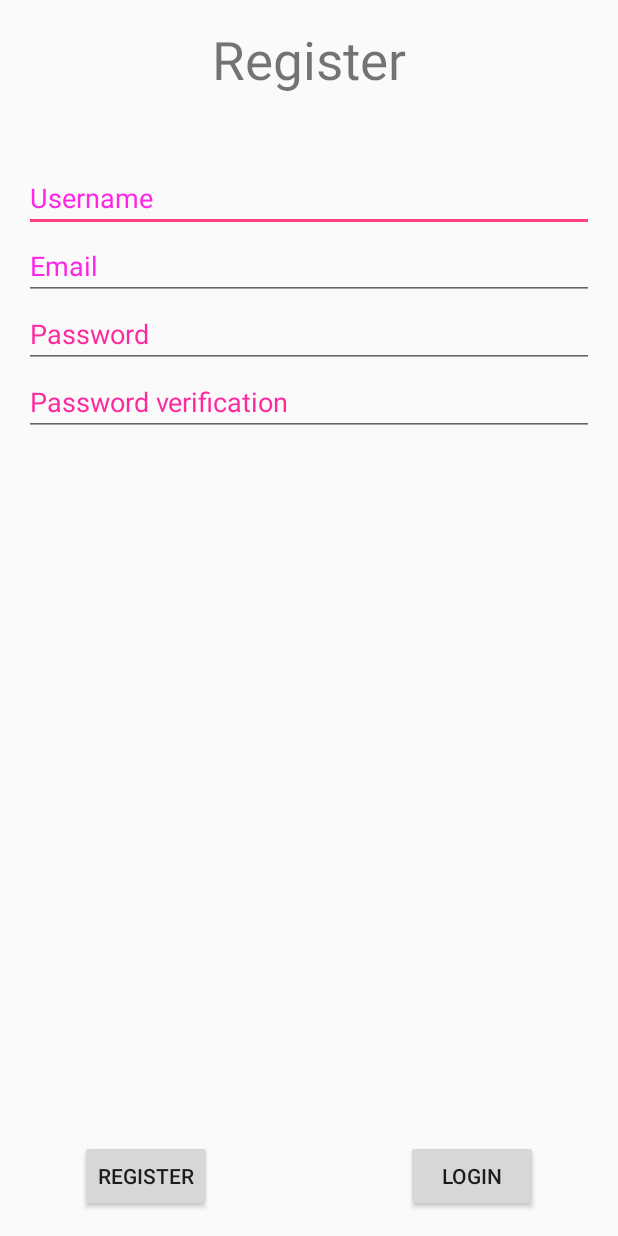
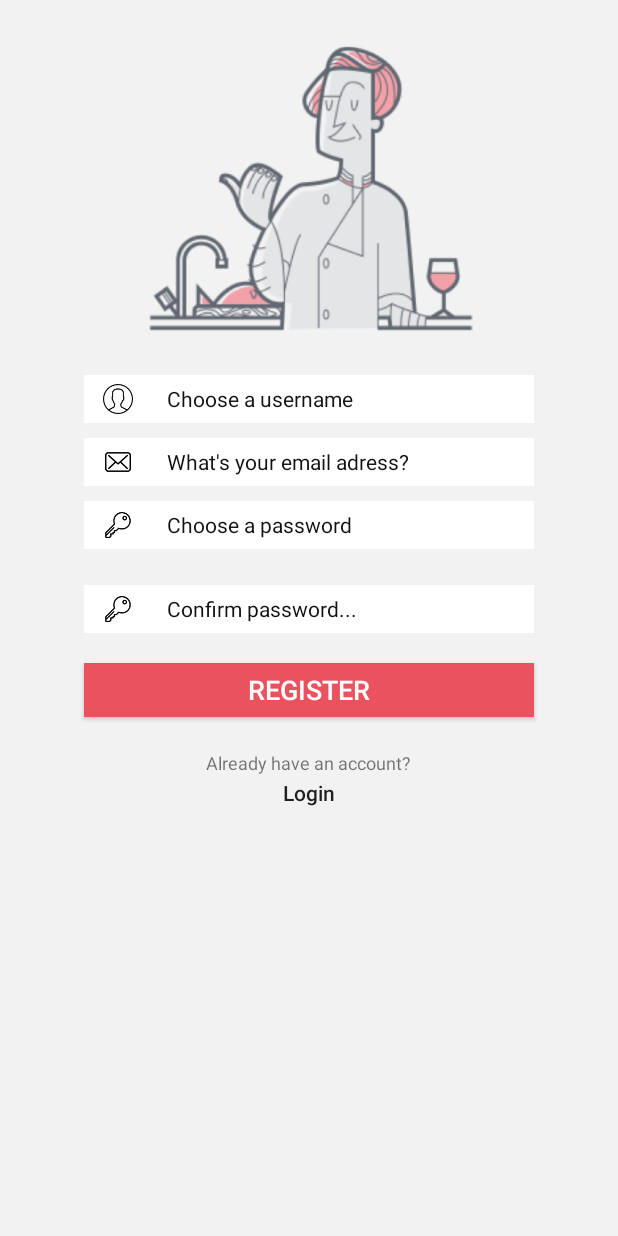
Before and after one commit to LouisLoode/android-yummytime, an Android app: the RegisterActivity screen opened directly, with no data from a screen before it, on a phone screen of 412 x 824 dp. Run offline under Robolectric (Android 15) with nearby library versions, the phone set to English and light mode, and no system bars; our stand-ins replace ButterKnife, Volley.

Commit message:
Update views for splash, login and register

```diff
--- a/app/src/main/res/layout/activity_register.xml
+++ b/app/src/main/res/layout/activity_register.xml
@@ -1,92 +1,209 @@
 <?xml version = "1.0" encoding = "utf-8"?>
 <RelativeLayout xmlns:android = "http://schemas.android.com/apk/res/android"
-xmlns:tools = "http://schemas.android.com/tools" android:layout_width="match_parent"
-android:layout_height = "match_parent" android:paddingLeft= "@dimen/activity_horizontal_margin"
+xmlns:tools = "http://schemas.android.com/tools"
+    android:layout_width="match_parent"
+    android:layout_height = "match_parent"
+    android:paddingLeft= "@dimen/activity_horizontal_margin"
     android:paddingRight = "@dimen/activity_horizontal_margin"
     android:paddingTop = "@dimen/activity_vertical_margin"
-android:paddingBottom = "@dimen/activity_vertical_margin" tools:context = ".RegisterActivity">
+    android:paddingBottom = "@dimen/activity_vertical_margin"
+    android:background="#F2F2F2"
+    tools:context = ".RegisterActivity">
 
-<TextView android:text = "Register" android:layout_width="wrap_content"
-    android:layout_height = "wrap_content"
-    android:id = "@+id/textview"
-    android:textSize = "35dp"
-    android:layout_alignParentTop = "true"
-    android:layout_centerHorizontal = "true" />
+    <!-- future place de l'illu -->
 
-<EditText
-    android:layout_width = "wrap_content"
-    android:layout_height = "wrap_content"
-    android:inputType= "textNoSuggestions"
-    android:id = "@+id/input_username"
-    android:hint = "Username"
-    android:focusable = "true"
-    android:textColorHighlight = "#ff7eff15"
-    android:textColorHint = "#ffff25e6"
-    android:layout_marginTop = "46dp"
-    android:layout_below = "@+id/textview"
-    android:layout_alignParentLeft = "true"
-    android:layout_alignParentStart = "true"
-    android:layout_alignParentRight = "true"
-    android:layout_alignParentEnd = "true" />
 
-<EditText
-    android:layout_width = "wrap_content"
-    android:layout_height = "wrap_content"
-    android:inputType= "textEmailAddress"
-    android:id = "@+id/input_email"
-    android:hint = "Email"
-    android:focusable = "true"
-    android:textColorHighlight = "#ff7eff15"
-    android:textColorHint = "#ffff25e6"
-    android:layout_below = "@+id/input_username"
-    android:layout_alignParentLeft = "true"
-    android:layout_alignParentStart = "true"
-    android:layout_alignParentRight = "true"
-    android:layout_alignParentEnd = "true" />
+    <!-- champs username -->
+
+    <ImageView
+        android:layout_width="45dp"
+        android:layout_height="32dp"
+        android:src="@drawable/usert"
+        android:id="@+id/icn_user_bis"
+        android:background="@android:color/white"
+        android:layout_below="@+id/future_image_bis"
+        android:layout_alignStart="@+id/future_image_bis"
+        android:layout_marginTop="20dp"
+        android:paddingTop="6dp"
+        android:paddingBottom="6dp" />
 
 
     <EditText
+        android:layout_width = "260dp"
+        android:layout_height = "32dp"
+        android:inputType= "textNoSuggestions"
+        android:id = "@+id/input_username"
+
+        android:hint = "Choose a username"
+        android:background="@android:color/white"
+        android:focusable = "true"
+        android:textColorHighlight = "#EA525F"
+        android:textColorHint = "#111111"
+        android:textSize="14dp"
+
+        android:paddingLeft="10dp"
+        android:layout_alignTop="@+id/icn_user_bis"
+        android:layout_toEndOf="@+id/icn_user_bis"
+        android:layout_alignEnd="@+id/future_image_bis"
+
+        />
+
+
+    <!-- champs mail -->
+
+    <ImageView
+        android:layout_width="45dp"
+        android:layout_height="32dp"
+        android:src="@drawable/mailt"
+        android:id="@+id/icn_mail"
+
+        android:background="@android:color/white"
+        android:layout_below="@+id/icn_user_bis"
+        android:layout_alignStart="@+id/icn_user_bis"
+        android:layout_marginTop="10dp"
+        android:paddingTop="7dp"
+        android:paddingBottom="7dp" />
+
+    <EditText
+        android:layout_width = "260dp"
+        android:layout_height = "32dp"
+        android:inputType= "textEmailAddress"
+        android:id = "@+id/input_email"
+        android:background="@android:color/white"
+
+        android:textSize="14dp"
+        android:paddingLeft="10dp"
+        android:hint = "What's your email adress?"
+        android:focusable = "true"
+        android:textColorHighlight = "#EA525F"
+        android:textColorHint = "#111111"
+        android:layout_alignTop="@+id/icn_mail"
+        android:layout_toEndOf="@+id/icn_mail"
+        android:layout_alignEnd="@+id/future_image_bis" />
+
+
+    <!-- champs password -->
+
+    <ImageView
+        android:layout_width="45dp"
+        android:layout_height="32dp"
+        android:src="@drawable/keyt"
+        android:id="@+id/icn_pass_bis"
+
+        android:background="@android:color/white"
+        android:layout_below="@+id/icn_mail"
+        android:layout_alignStart="@+id/icn_mail"
+        android:layout_marginTop="10dp"
+        android:paddingTop="7dp"
+        android:paddingBottom="7dp" />
+
+    <EditText
+        android:layout_width="260dp"
+        android:layout_height="32dp"
+        android:inputType="textPassword"
+        android:id="@+id/input_password"
+        android:background="@android:color/white"
+
+        android:textColorHint="#111111"
+        android:textColorHighlight = "#EA525F"
+        android:paddingLeft="10dp"
+        android:textSize="14dp"
+        android:hint="Choose a password"
+        android:fontFamily="sans-serif"
+        android:focusable = "true"
+
+        android:layout_alignTop="@+id/icn_pass_bis"
+        android:layout_toEndOf="@+id/icn_pass_bis"
+        android:layout_alignEnd="@+id/future_image_bis" />
+
+
+    <!-- verification -->
+
+    <ImageView
+        android:layout_width="45dp"
+        android:layout_height="32dp"
+        android:src="@drawable/keyt"
+        android:id="@+id/icn_pass_bis_2"
+
+        android:background="@android:color/white"
+        android:paddingTop="7dp"
+        android:paddingBottom="7dp"
+        android:layout_marginTop="24dp"
+        android:layout_below="@+id/icn_pass_bis"
+        android:layout_alignStart="@+id/icn_pass_bis" />
+
+    <EditText
+        android:layout_width="400dp"
+        android:layout_height="32dp"
+        android:inputType="textPassword"
+        android:id="@+id/input_password_verif"
+        android:background="@android:color/white"
+
+        android:textColorHint="#111111"
+        android:textColorHighlight = "#EA525F"
+        android:paddingLeft="10dp"
+        android:textSize="14dp"
+        android:hint="Confirm password..."
+        android:fontFamily="sans-serif"
+        android:focusable = "true"
+
+        android:layout_alignTop="@+id/icn_pass_bis_2"
+        android:layout_toEndOf="@+id/icn_pass_bis_2"
+        android:layout_alignEnd="@+id/future_image_bis" />
+
+
+    <!-- Btn register -->
+
+    <Button
+        android:layout_width="300dp"
+        android:layout_height="36dp"
+        android:text="@string/register"
+        android:background="#EA525F"
+        android:textColor="@android:color/white"
+        android:textSize="18dp"
+        android:id="@+id/btn_register"
+
+        android:layout_marginTop="20dp"
+        android:layout_below="@+id/icn_pass_bis_2"
+        android:layout_alignStart="@+id/icn_pass_bis_2"/>
+
+
+    <!-- Btn login -->
+
+    <TextView
+        android:id="@+id/alreadyjoined"
+        android:text="Already have an account?"
+        android:textSize="12sp"
+        android:textColorHint="@android:color/darker_gray"
+
         android:layout_width="wrap_content"
         android:layout_height="wrap_content"
-    android:inputType="textPassword"
-    android:ems="10"
-    android:id="@+id/input_password"
-    android:layout_below="@+id/input_email"
-    android:layout_alignParentLeft = "true"
-    android:layout_alignParentStart = "true"
-    android:layout_alignParentRight = "true"
-    android:layout_alignParentEnd = "true"
-    android:textColorHint="#ffff299f"
-    android:hint="Password" />
-
-<EditText
-    android:layout_width="wrap_content"
-    android:layout_height="wrap_content"
-    android:inputType="textPassword"
-    android:ems="10"
-    android:id="@+id/input_password_verif"
-    android:layout_below="@+id/input_password"
-    android:layout_alignParentLeft = "true"
-    android:layout_alignParentStart = "true"
-    android:layout_alignParentRight = "true"
-    android:layout_alignParentEnd = "true"
-    android:textColorHint="#ffff299f"
-    android:hint="Password verification" />
+        android:layout_centerHorizontal="true"
+        android:layout_below="@+id/btn_register"
+        android:layout_marginTop="22dp" />
 
     <Button
         android:layout_width="wrap_content"
-    android:layout_height="wrap_content"
-    android:text="@string/register"
-    android:id="@+id/btn_register"
-    android:layout_alignParentBottom="true"
-    android:layout_toLeftOf="@+id/textview" />
+        android:layout_height="20dp"
+        android:id="@+id/link_signin"
+        android:text="Login"
 
-<Button
+        android:textAllCaps="false"
+        android:background="@null"
+
+        android:layout_centerHorizontal="true"
+        android:layout_below="@+id/alreadyjoined"
+        android:layout_marginTop="2dp" />
+
+    <ImageView
         android:layout_width="wrap_content"
-    android:layout_height="wrap_content"
-    android:text="@string/login"
-    android:id="@+id/link_signin"
-    android:layout_alignParentBottom="true"
-    android:layout_toRightOf="@+id/textview" />
+        android:id="@+id/future_image_bis"
+
+        android:src="@drawable/register_illu"
+        android:layout_marginTop="4dp"
+        android:layout_height="210dp"
+        android:layout_alignParentTop="true"
+        android:layout_centerHorizontal="true" />
+
 
 </RelativeLayout>
--- a/app/src/main/res/values/styles.xml
+++ b/app/src/main/res/values/styles.xml
@@ -4,7 +4,7 @@
     <style name="AppTheme" parent="Theme.AppCompat.Light.NoActionBar">
         <!-- Customize your theme here. -->
         <item name="colorPrimary">@color/colorPrimary</item>
-        <item name="colorPrimaryDark">@color/colorPrimaryDark</item>
+        <item name="colorPrimaryDark">#EA525F</item>
         <item name="colorAccent">@color/colorAccent</item>
         <item name="windowNoTitle">true</item>
         <item name="windowActionBar">false</item>
```
Also changed, not shown: app/src/main/res/layout/activity_main.xml (+125 -44 lines), app/src/main/res/layout/activity_splash_screen.xml (+6 -5 lines), app/src/main/res/drawable-hdpi/login_illu.png (added), app/src/main/res/drawable-mdpi/ftimg.png (added), app/src/main/res/drawable-mdpi/ftimg_bis.png (added), app/src/main/res/drawable-mdpi/keyt.png (added), app/src/main/res/drawable-mdpi/login_illu.png (added), app/src/main/res/drawable-mdpi/mailt.png (added), app/src/main/res/drawable-mdpi/register_illu.png (added), app/src/main/res/drawable-mdpi/usert.png (added), app/src/main/res/drawable-xhdpi/login_illu.png (added), app/src/main/res/drawable-xhdpi/register_illu.png (added), app/src/main/res/drawable-xxhdpi/login_illu.png (added), app/src/main/res/drawable-xxhdpi/register_illu.png (added), 1 more files. Lines whose indentation alone changed are shown as unchanged.
